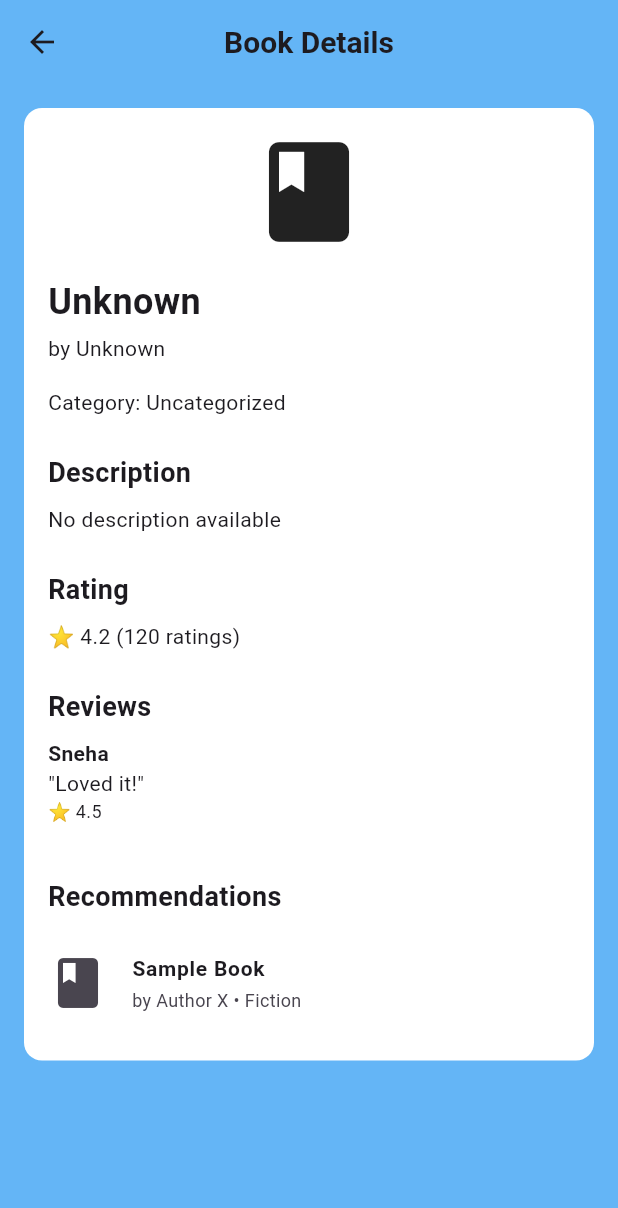
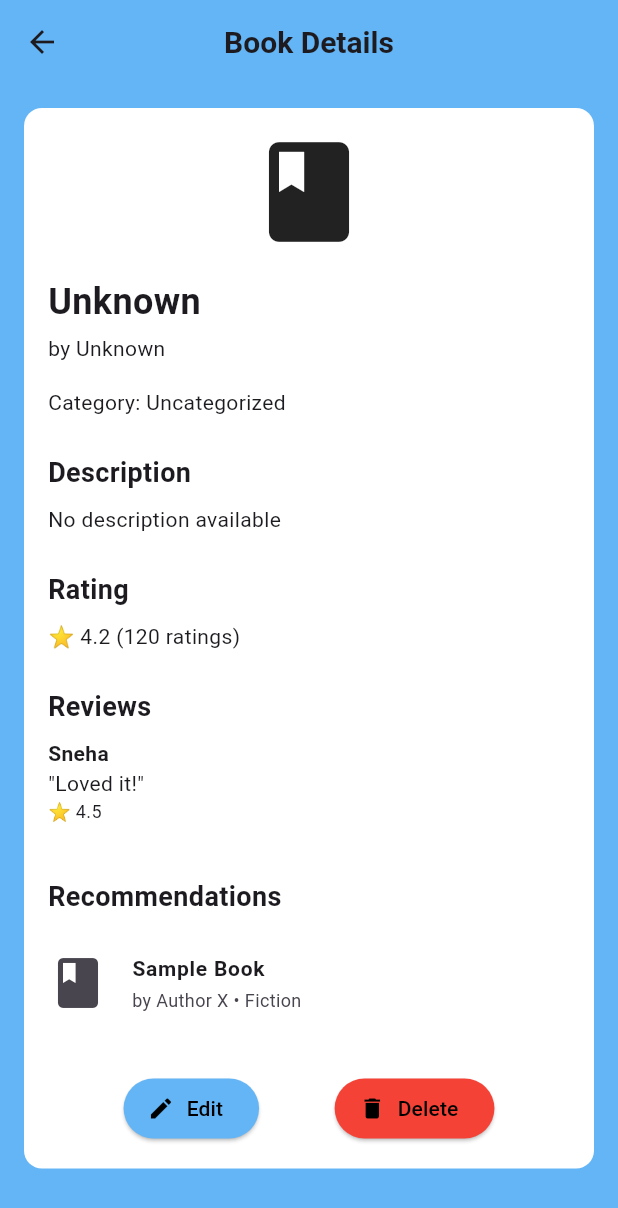
Before and after one commit to Snehass2005/book-library-app, a Flutter app: the BookDetailsPage screen opened directly with empty values, on a phone screen of 412 x 824 dp. Shown: the top 1208 px of the screen. Run offline on Flutter 3.47's test engine with Material 3 defaults, Android fonts, the phone set to English and light mode, and no system bars; our stand-ins replace bloc, connectivity_plus, dio, equatable, flutter_bloc, get and 4 more; missing offline and left inert: flutter_pretty_dio_logger; accounts and stored records are empty; network calls fail; Roboto replaces fonts that are missing (OpenSans).

Commit message:
Added EditBookPage route, updated BookDetailsPage with GoRouter, and improved BookDetailsCubit to reload from Hive

```diff
--- a/lib/core/constants/routes.dart
+++ b/lib/core/constants/routes.dart
@@ -4,4 +4,5 @@ class RoutesName {
   static const String search = '/search';
   static const String bookDetails = '/book-details';
   static const String readingProgress = '/reading-progress';
+  static const editBook = '/edit-book';
 }
--- a/lib/features/book_details/presentation/pages/book_details_page.dart
+++ b/lib/features/book_details/presentation/pages/book_details_page.dart
@@ -1,16 +1,21 @@
 import 'dart:developer';
+import 'package:book_library_app/core/database/hive_storage_services.dart';
+import 'package:flutter/material.dart';
+import 'package:flutter_bloc/flutter_bloc.dart';
+import 'package:go_router/go_router.dart';
+
 import 'package:book_library_app/core/dependency_injection/injector.dart';
+import 'package:book_library_app/core/constants/routes.dart';
+import 'package:book_library_app/core/database/storage_services.dart';
+import 'package:book_library_app/features/book_details/domain/usecases/book_details_usecases.dart';
+import 'package:book_library_app/features/book_details/presentation/cubit/book_details_cubit.dart';
 import 'package:book_library_app/features/book_details/data/models/rating_model.dart';
 import 'package:book_library_app/features/book_details/data/models/recommendation_model.dart';
 import 'package:book_library_app/features/book_details/data/models/reveiw_model.dart';
-import 'package:book_library_app/features/book_details/domain/usecases/book_details_usecases.dart';
-import 'package:book_library_app/features/book_details/presentation/cubit/book_details_cubit.dart';
-import 'package:book_library_app/shared/config/dimens.dart';
 import 'package:book_library_app/shared/models/book_model.dart';
 import 'package:book_library_app/shared/theme/app_colors.dart';
 import 'package:book_library_app/shared/theme/text_styles.dart';
-import 'package:flutter/material.dart';
-import 'package:flutter_bloc/flutter_bloc.dart';
+import 'package:book_library_app/shared/config/dimens.dart';
 
 class BookDetailsPage extends StatefulWidget {
   final BookModel book;
@@ -50,17 +55,9 @@ class _BookDetailsPageState extends State<BookDetailsPage> {
             }
           },
           builder: (context, state) {
-            log("📱 UI received state: $state");
-
             if (state is BookDetailsLoadingState) {
-              log("⏳ Showing loading spinner");
-              return Container(
-                color: AppColors.colorSecondary,
-                alignment: Alignment.center,
-                child: const CircularProgressIndicator(),
-              );
+              return const Center(child: CircularProgressIndicator());
             } else if (state is BookDetailsSuccess) {
-              log("🖼 Rendering book: ${state.book.title}");
               return _buildBookDetails(
                 state.book,
                 reviews: state.reviews,
@@ -68,18 +65,12 @@ class _BookDetailsPageState extends State<BookDetailsPage> {
                 recommendations: state.recommendations,
               );
             } else if (state is BookDetailsLoaded && state.isError) {
-              log("❌ Error state: ${state.errorMessage}");
               return Center(child: Text('Error: ${state.errorMessage}'));
             } else if (state is BookDetailsLoaded && !state.isLoading) {
-              log("⚠️ Fallback: showing widget.book: ${widget.book.title}");
               return _buildBookDetails(widget.book);
             }
 
-            log("⚠️ Unknown state, rendering fallback");
-            return Center(
-              child: Text('Unable to load book details.',
-                  style: AppTextStyles.openSansRegular14),
-            );
+            return const Center(child: Text('Unable to load book details.'));
           },
         ),
       ),
@@ -92,8 +83,6 @@ class _BookDetailsPageState extends State<BookDetailsPage> {
         RatingModel? rating,
         List<RecommendationModel>? recommendations,
       }) {
-    log("🖼 Building details for book: ${book.title}");
-
     return SingleChildScrollView(
       padding: const EdgeInsets.all(Dimens.spacing_16),
       child: Column(
@@ -128,26 +117,20 @@ class _BookDetailsPageState extends State<BookDetailsPage> {
                 const SizedBox(height: Dimens.spacing_4),
                 Text('by ${book.author}', style: AppTextStyles.openSansRegular14),
                 const SizedBox(height: Dimens.spacing_16),
-                Text('Category: ${book.category}',
-                    style: AppTextStyles.openSansRegular14),
+                Text('Category: ${book.category}', style: AppTextStyles.openSansRegular14),
                 const SizedBox(height: Dimens.spacing_24),
                 Text('Description', style: AppTextStyles.openSansBold18),
                 const SizedBox(height: Dimens.spacing_8),
                 Text(book.description, style: AppTextStyles.openSansRegular14),
                 const SizedBox(height: Dimens.spacing_24),
-
-                // Rating
                 Text('Rating', style: AppTextStyles.openSansBold18),
                 const SizedBox(height: Dimens.spacing_8),
                 if (rating != null)
                   Text('⭐ ${rating.average} (${rating.count} ratings)',
                       style: AppTextStyles.openSansRegular14)
                 else
-                  Text('⭐ No ratings yet',
-                      style: AppTextStyles.openSansRegular14),
+                  Text('⭐ No ratings yet', style: AppTextStyles.openSansRegular14),
                 const SizedBox(height: Dimens.spacing_24),
-
-                // Reviews
                 Text('Reviews', style: AppTextStyles.openSansBold18),
                 const SizedBox(height: Dimens.spacing_8),
                 if (reviews != null && reviews.isNotEmpty)
@@ -156,21 +139,15 @@ class _BookDetailsPageState extends State<BookDetailsPage> {
                     child: Column(
                       crossAxisAlignment: CrossAxisAlignment.start,
                       children: [
-                        Text(review.reviewer,
-                            style: AppTextStyles.openSansBold14),
-                        Text('"${review.comment}"',
-                            style: AppTextStyles.openSansRegular14),
-                        Text('⭐ ${review.rating}',
-                            style: AppTextStyles.openSansRegular12),
+                        Text(review.reviewer, style: AppTextStyles.openSansBold14),
+                        Text('"${review.comment}"', style: AppTextStyles.openSansRegular14),
+                        Text('⭐ ${review.rating}', style: AppTextStyles.openSansRegular12),
                       ],
                     ),
                   ))
                 else
-                  Text('No reviews yet',
-                      style: AppTextStyles.openSansRegular14),
+                  Text('No reviews yet', style: AppTextStyles.openSansRegular14),
                 const SizedBox(height: Dimens.spacing_24),
-
-                // Recommendations
                 Text('Recommendations', style: AppTextStyles.openSansBold18),
                 const SizedBox(height: Dimens.spacing_8),
                 if (recommendations != null && recommendations.isNotEmpty)
@@ -187,14 +164,46 @@ class _BookDetailsPageState extends State<BookDetailsPage> {
                         const Icon(Icons.book, size: 40),
                       ),
                     ),
-                    title: Text(rec.title,
-                        style: AppTextStyles.openSansBold14),
+                    title: Text(rec.title, style: AppTextStyles.openSansBold14),
                     subtitle: Text('by ${rec.author} • ${rec.category}',
                         style: AppTextStyles.openSansRegular12),
                   ))
                 else
                   Text('No recommendations available',
                       style: AppTextStyles.openSansRegular14),
+                const SizedBox(height: Dimens.spacing_24),
+
+                // ✅ Edit & Delete Buttons
+                Row(
+                  mainAxisAlignment: MainAxisAlignment.spaceEvenly,
+                  children: [
+                    ElevatedButton.icon(
+                      onPressed: () async {
+                        await context.push(RoutesName.editBook, extra: book);
+                        _cubit.loadLocalBook(book.id); // ✅ reload from Hive after edit
+                      },
+                      icon: const Icon(Icons.edit, color: Colors.black),
+                      label: const Text('Edit', style: TextStyle(color: Colors.black)),
+                      style: ElevatedButton.styleFrom(backgroundColor: AppColors.colorSecondary),
+                    ),
+                    ElevatedButton.icon(
+                      onPressed: () async {
+                        final hiveService = injector<HiveService>();
+                        final success = await hiveService.deleteBook(book.id);
+                        if (success) {
+                          context.pop(); // go back to list
+                        } else {
+                          ScaffoldMessenger.of(context).showSnackBar(
+                            const SnackBar(content: Text('Failed to delete book')),
+                          );
+                        }
+                      },
+                      icon: const Icon(Icons.delete, color: Colors.black),
+                      label: const Text('Delete', style: TextStyle(color: Colors.black)),
+                      style: ElevatedButton.styleFrom(backgroundColor: AppColors.colorRed),
+                    ),
+                  ],
+                ),
               ],
             ),
           ),
--- a/lib/routes/app_router.dart
+++ b/lib/routes/app_router.dart
@@ -1,3 +1,4 @@
+import 'package:book_library_app/features/book_details/presentation/pages/edit_book_page.dart';
 import 'package:flutter/widgets.dart';
 import 'package:go_router/go_router.dart';
 import 'package:book_library_app/core/constants/routes.dart';
@@ -50,5 +51,13 @@ final GoRouter router = GoRouter(
         return ReadingProgressPage(bookId: bookId, userId: userId);
       },
     ),
+    GoRoute(
+      path: RoutesName.editBook,
+      builder: (BuildContext context, GoRouterState state) {
+        final book = state.extra as BookModel;
+        return EditBookPage(book: book);
+      },
+    ),
+
   ],
 );
--- a/lib/shared/models/book_model.dart
+++ b/lib/shared/models/book_model.dart
@@ -74,4 +74,23 @@ class BookModel extends HiveObject {
 
   @override
   int get hashCode => id.hashCode;
+
+  /// ✅ Add copyWith for editing
+  BookModel copyWith({
+    String? id,
+    String? title,
+    String? author,
+    String? description,
+    String? coverUrl,
+    String? category,
+  }) {
+    return BookModel(
+      id: id ?? this.id,
+      title: title ?? this.title,
+      author: author ?? this.author,
+      description: description ?? this.description,
+      coverUrl: coverUrl ?? this.coverUrl,
+      category: category ?? this.category,
+    );
+  }
 }
--- a/pubspec.yaml
+++ b/pubspec.yaml
@@ -2,11 +2,10 @@ name: book_library_app
 description: "A new Flutter project."
 # The following line prevents the package from being accidentally published to
 # pub.dev using `flutter pub publish`. This is preferred for private packages.
-publish_to: 'none' # Remove this line if you wish to publish to pub.dev
+publish_to: 'none' # Remove this line if you wish to publish to pub.dev.
 
 # The following defines the version and build number for your application.
-# A version number is three numbers separated by dots, like 1.2.43.
-# followed by an optional build number separated by a +.
+# A version number is three numbers separated by dots, like 1.2.43. # followed by an optional build number separated by a +.
 # followed by an optional build number separated by a +.# Both the version and the builder number may be overridden in flutter.
 # build by specifying --build-name and --build-number, respectively.
 # In Android, build-name is used as versionName- while build-number used as versionCode.
```
Also changed, not shown: lib/features/book_details/presentation/cubit/book_details_cubit.dart (+31 -31 lines), lib/features/book_details/presentation/pages/edit_book_page.dart (added, +81 -0 lines).
